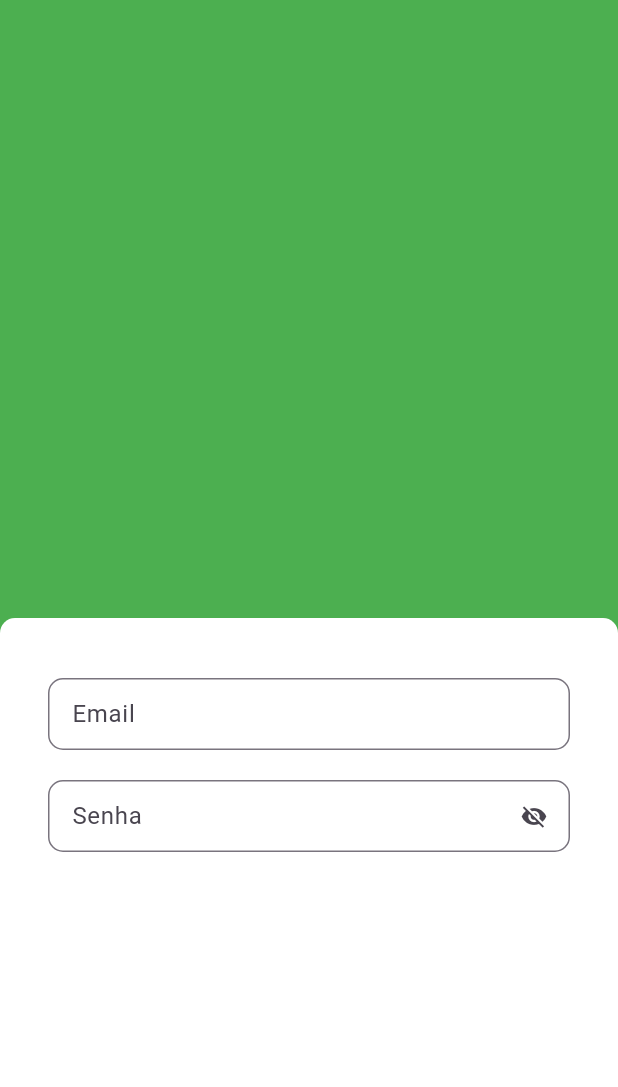
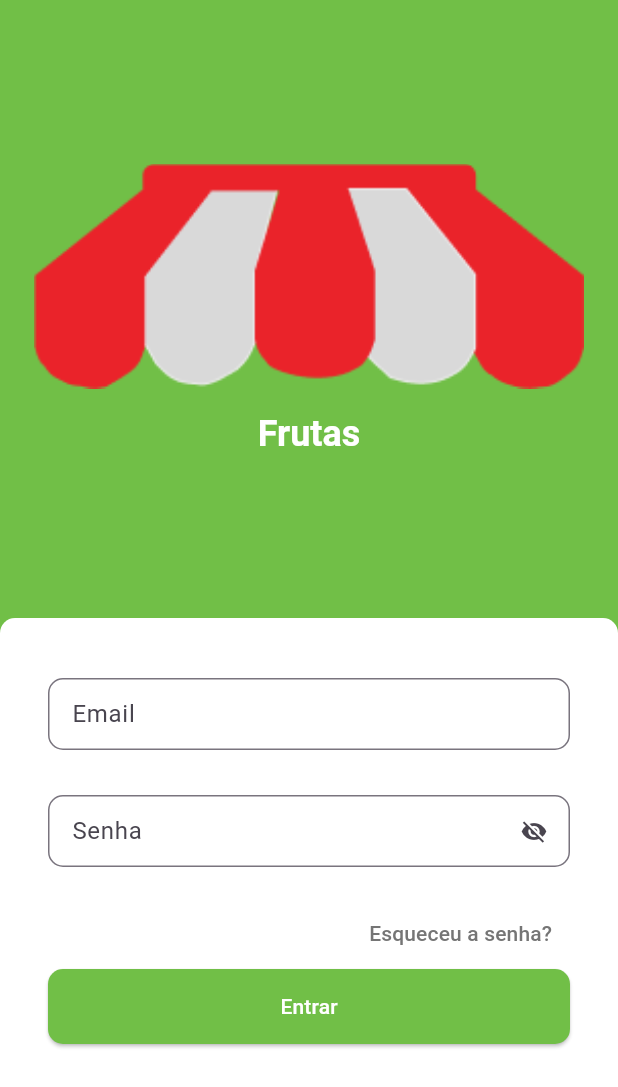
Before and after one commit to MariaFernadaG/Greengrocer, a Flutter app: the screen it shows after launch, on a phone screen of 412 x 824 dp. Shown: the top 1087 px of the screen. Run offline on Flutter 3.47's test engine with Material 3 defaults, Android fonts, the phone set to English and light mode, and no system bars; drawn by our look-alikes of animated_text_kit; our stand-ins replace get.

Commit message:
<CHORE>[Custom_text_fiel]: Add validator

```diff
--- a/lib/main.dart
+++ b/lib/main.dart
@@ -1,5 +1,7 @@
 import 'package:flutter/material.dart';
-import '../src/auth/auth_imports.dart';
+import 'package:get/get_navigation/src/root/get_material_app.dart';
+import 'package:market/src/pages_routes/app_pages.dart';
+import 'src/pages/auth/auth_imports.dart';
 void main() {
   runApp(const MyApp(
 
@@ -12,13 +14,17 @@ class MyApp extends StatelessWidget {
 
   @override
   Widget build(BuildContext context) {
-    return MaterialApp(
+    return GetMaterialApp(
       title: 'Market App',
       theme: ThemeData(
+           primarySwatch: Colors.green,
 
-         primarySwatch: Colors.green),
-         home: const SignInScreen(),
-               debugShowCheckedModeBanner: false,
+           scaffoldBackgroundColor: Colors.white.withAlpha(190),
+        ),
+
+        initialRoute: '/signIn',
+        getPages: AppPages.pages,
+        debugShowCheckedModeBanner: false,
       );
   }
 }
--- a/lib/src/auth/auth_imports.dart
+++ /dev/null
@@ -1,4 +0,0 @@
-import 'package:flutter/material.dart';
-
-part '../auth/sign_in_screen.dart';
-part '../auth/components/custom_text_field.dart';
--- a/lib/src/auth/components/custom_text_field.dart
+++ /dev/null
@@ -1,28 +0,0 @@
-part of '../auth_imports.dart';
-
-class CustomTextField extends StatelessWidget {
-  final String label;
- late bool isObscure;
-   CustomTextField({super.key, required this.label,  this.isObscure= false});
-
-  @override
-  Widget build(BuildContext context) {
-    return Padding(
-      padding:  EdgeInsets.only(bottom: 20.0),
-      child: TextFormField(
-          obscureText: true,
-        decoration: InputDecoration(
-
-          isDense: true,
-           labelText: label,
-           suffixIcon: isObscure?IconButton(onPressed: (){
-            isObscure =  !isObscure;
-           }, icon: Icon(Icons.visibility_off) ): null,
-            border: OutlineInputBorder(
-            borderRadius: BorderRadius.circular(10),
-          ),
-        ),
-      ),
-    );
-  }
-}
--- a/lib/src/auth/sign_in_screen.dart
+++ /dev/null
@@ -1,42 +0,0 @@
-part of 'auth_imports.dart';
-class SignInScreen extends StatefulWidget {
-  const SignInScreen({super.key});
-
-  @override
-  State<SignInScreen> createState() => _SignInScreenState();
-}
-
-class _SignInScreenState extends State<SignInScreen> {
-  @override
-  Widget build(BuildContext context) {
-    return Scaffold(
-      backgroundColor: Colors.green,
-      body: Column(
-        children: [
-          Expanded(
-            child: Container(
-              color: Colors.green,
-              ),),
-              Expanded(
-                child: Container(
-                  padding:  const EdgeInsets.symmetric(horizontal: 32, vertical:40),
-                  decoration: BoxDecoration(
-                    color: Colors.white,
-                    borderRadius: BorderRadius.vertical(
-                      top: Radius.circular(10),
-                    ),
-                    ),
-                    child: Column(
-                      children: [
-                        CustomTextField(label: 'Email'),
-                        CustomTextField(label: 'Senha', isObscure: true,),
-
-                      ],
-                    )
-                  )
-                ),
-        ],
-      )
-    );
-  }
-}
--- /dev/null
+++ b/lib/src/pages/auth/auth_imports.dart
@@ -0,0 +1,7 @@
+import 'package:animated_text_kit/animated_text_kit.dart';
+import 'package:flutter/material.dart';
+import 'package:get/get.dart';
+import 'package:market/utils/colors.dart';
+
+part 'sign_in_screen.dart';
+part 'components/custom_text_field.dart';
--- /dev/null
+++ b/lib/src/pages/auth/components/custom_text_field.dart
@@ -0,0 +1,38 @@
+part of '../auth_imports.dart';
+
+class CustomTextField extends StatefulWidget {
+  final String label;
+  late bool isObscure = false;
+  late bool isSecrect;
+  final String? Function(String?)? validator;
+   CustomTextField({super.key, required this.label, this.isSecrect = false, this.validator});
+
+  @override
+  State<CustomTextField> createState() => _CustomTextFieldState();
+}
+
+class _CustomTextFieldState extends State<CustomTextField> {
+  @override
+  Widget build(BuildContext context) {
+    return Padding(
+      padding:  EdgeInsets.only(bottom: 20.0),
+      child: TextFormField(
+          obscureText: widget.isObscure,
+          validator: widget.validator,
+        decoration: InputDecoration(
+          isDense: true,
+           labelText: widget.label,
+           suffixIcon: widget.isSecrect ? IconButton(
+            onPressed: (){
+              setState(() {
+            widget.isObscure =  !widget.isObscure;
+              });
+           }, icon: Icon(Icons.visibility_off) ): null,
+            border: OutlineInputBorder(
+            borderRadius: BorderRadius.circular(10),
+          ),
+        ),
+      ),
+    );
+  }
+}
--- /dev/null
+++ b/lib/src/pages/auth/sign_in_screen.dart
@@ -0,0 +1,135 @@
+part of 'auth_imports.dart';
+
+class SignInScreen extends StatelessWidget {
+   SignInScreen({super.key});
+  final _formKey = GlobalKey<FormState>();
+
+  @override
+  Widget build(BuildContext context) {
+    return Scaffold(
+      backgroundColor: AppColors.green,
+      body: Column(
+        children: [
+
+          Expanded(
+            child: Column(
+              mainAxisAlignment: MainAxisAlignment.center,
+              children: [
+
+                Image.asset(
+                  'assets/images/logo.png',
+                  height: 150,
+                  fit: BoxFit.contain,
+                ),
+                const SizedBox(height: 16),
+
+               DefaultTextStyle(
+  style: const TextStyle(
+    fontSize: 24,
+    fontWeight: FontWeight.bold,
+    color: Colors.white,
+  ),
+  child: AnimatedTextKit(
+    repeatForever: true,
+    animatedTexts: [
+      FadeAnimatedText(
+        'Frutas',
+        duration: const Duration(seconds: 2),
+      ),
+      FadeAnimatedText(
+        'Verduras',
+        duration: const Duration(seconds: 2),
+      ),
+    ],
+    onTap: () {
+      print("Texto clicado!");
+    },
+  ),
+),
+
+              ],
+            ),
+          ),
+
+
+          Expanded(
+            child: Container(
+              padding: const EdgeInsets.symmetric(horizontal: 32, vertical: 40),
+              decoration: const BoxDecoration(
+                color: Colors.white,
+                borderRadius: BorderRadius.vertical(
+                  top: Radius.circular(10),
+                ),
+              ),
+              child: SingleChildScrollView(
+                child: Form(
+                  //atraves do form aciona a validaçao dos campos
+                  key: _formKey,
+                  child: Column(
+                    crossAxisAlignment: CrossAxisAlignment.stretch,
+                    children: [
+
+                   CustomTextField(label: 'Email',
+                    validator: (email){
+                          if (email == null || email.isEmpty) return 'Digite seu email';
+                          if(!email.isEmail) return 'Email inválido';
+                    return null;
+                        },
+                   ),
+                   const SizedBox(height: 10),
+
+                      CustomTextField(
+                        label: 'Senha',
+                        isSecrect: true,
+                        validator: (password) {
+                          if (password == null || password.isEmpty)
+                            return 'Digite sua senha';
+                          return null;
+                        },
+                      ),
+
+
+                      Align(
+                        alignment: Alignment.centerRight,
+                        child: TextButton(
+                          onPressed: () {
+
+                          },
+                          child: Text(
+                            'Esqueceu a senha?',
+                            style: TextStyle(color: Colors.grey[600]),
+                          ),
+                        ),
+                      ),
+                      // Botão de entrar
+                      SizedBox(
+                        height: 50,
+                        child: ElevatedButton(
+                          style: ElevatedButton.styleFrom(
+                            backgroundColor: AppColors.green,
+                            shape: RoundedRectangleBorder(
+                              borderRadius: BorderRadius.circular(10),
+                            ),
+                          ),
+                          onPressed: () {
+_formKey.currentState!.validate();
+                          },
+                          child: const Text(
+                            'Entrar',
+                            style: TextStyle(color: Colors.white),
+                          ),
+                        ),
+                      ),
+                      const SizedBox(height: 16),
+
+                    ],
+                  ),
+                ),
+              ),
+            ),
+          ),
+        ],
+      ),
+    );
+  }
+}
--- /dev/null
+++ b/lib/src/pages/home/home_imports.dart
@@ -0,0 +1,3 @@
+import 'package:flutter/material.dart';
+
+part 'home_screen.dart';
--- /dev/null
+++ b/lib/src/pages/home/home_screen.dart
@@ -0,0 +1,14 @@
+part of 'home_imports.dart';
+ class HomeScreen extends StatefulWidget {
+  const HomeScreen({super.key});
+
+  @override
+  State<HomeScreen> createState() => _HomeScreenState();
+}
+
+class _HomeScreenState extends State<HomeScreen> {
+  @override
+  Widget build(BuildContext context) {
+    return const Placeholder();
+  }
+}
--- /dev/null
+++ b/lib/src/pages_routes/app_pages.dart
@@ -0,0 +1,20 @@
+import 'package:get/get.dart';
+import 'package:market/src/pages/auth/auth_imports.dart';
+import 'package:market/src/pages/home/home_imports.dart';
+abstract class AppPages {
+  static final pages = <GetPage>[
+    GetPage(
+      name: PagesRoutes.singInRoute,
+      page: () =>  SignInScreen(),
+    ),
+    GetPage(name: PagesRoutes.homeRoute,
+    page: () => const HomeScreen()),
+
+  ];
+}
+
+abstract class PagesRoutes{
+  static const String singInRoute = '/signIn';
+  static const String homeRoute = '/home';
+
+}
--- /dev/null
+++ b/lib/utils/colors.dart
@@ -0,0 +1,7 @@
+import 'package:flutter/material.dart';
+
+class AppColors {
+  static const Color green = Color(0xFF71BF47);
+  static const Color white = Colors.white;
+  static const Color secondColor = Color(0xFFF08626);
+}
```
Also changed, not shown: pubspec.yaml (+13 -59 lines), assets/colors.dart (deleted), assets/fonts/ABeeZee-Italic.ttf (added), assets/fonts/ABeeZee-Regular.ttf (added), assets/images/logo.png (added), pubspec.lock.
